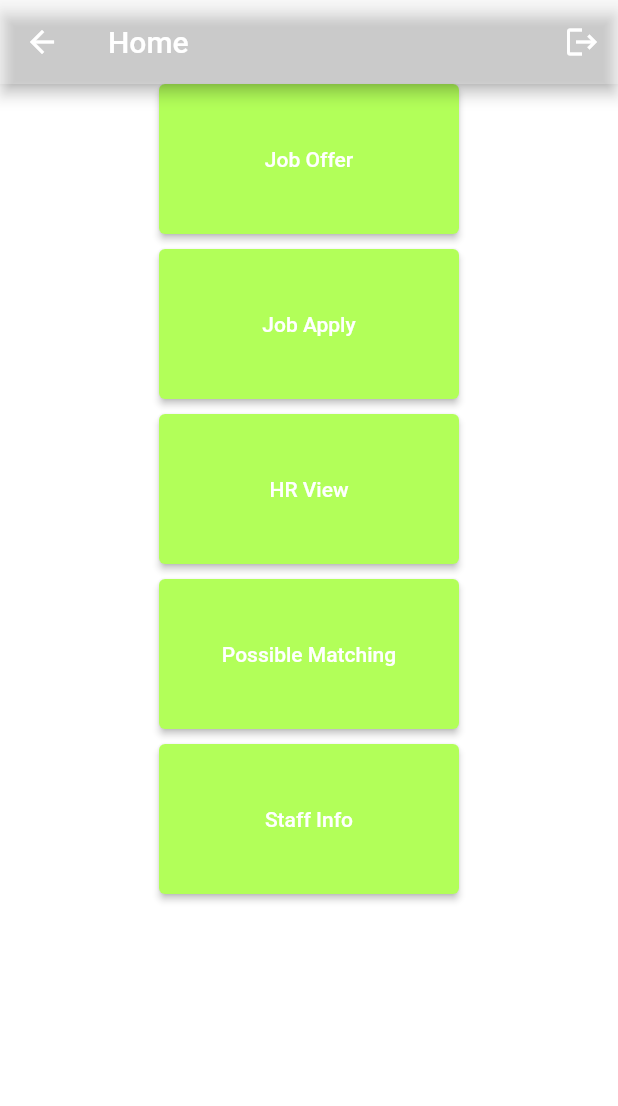
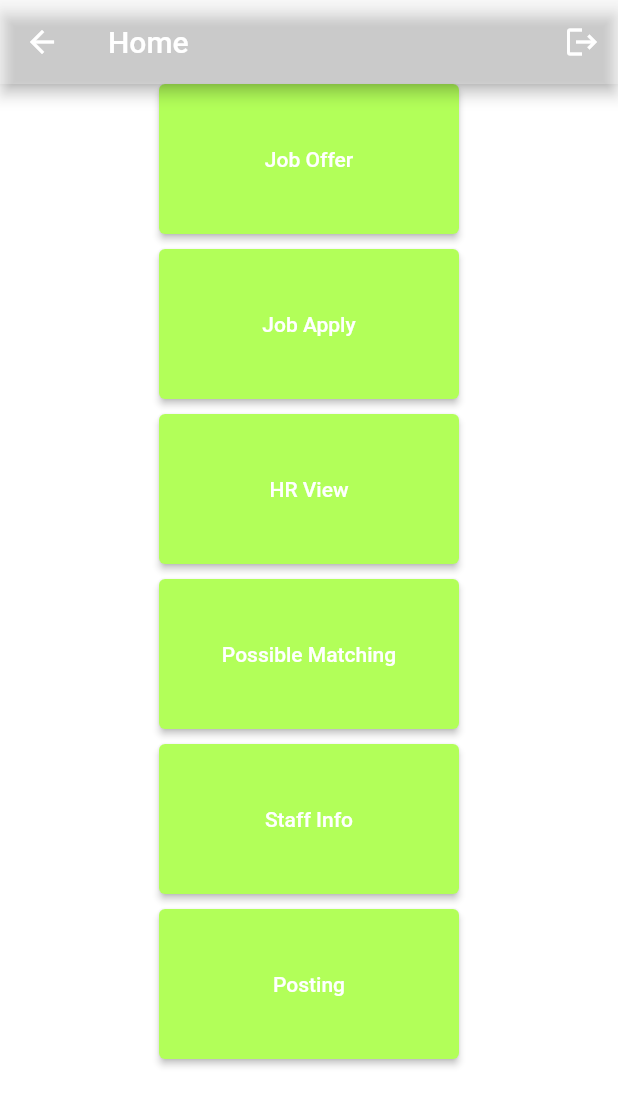
Before and after one commit to ParkSuah/HRRA, a Flutter app: the screen it shows once a user with an empty profile is signed in, on a phone screen of 412 x 824 dp. Shown: the top 1106 px of the screen. Run offline on Flutter 3.47's test engine with Material 2 defaults, Android fonts, the phone set to English and light mode, and no system bars; our stand-ins replace cloud_firestore, firebase_auth, firebase_core, firebase_storage, image_picker; accounts and stored records are empty.

Commit message:
Card needed

```diff
--- a/lib/home.dart
+++ b/lib/home.dart
@@ -107,6 +107,19 @@ class _HomePageState extends State<HomePage> {
                       },
                       child: Text('Staff Info'),
                     ),
+                    SizedBox(
+                      height: 10,
+                    ),
+                    ElevatedButton(
+                      style: TextButton.styleFrom(
+                        backgroundColor: Colors.lightGreenAccent,
+                        minimumSize: Size(200, 100),
+                      ),
+                      onPressed: () {
+                        Navigator.pushNamed(context, '/posting');
+                      },
+                      child: Text('Posting'),
+                    ),
                   ]),
             ],
           ),
--- a/lib/main.dart
+++ b/lib/main.dart
@@ -1,6 +1,7 @@
 
 
 import 'package:final_project/HR_view.dart';
+import 'package:final_project/posting.dart';
 import 'package:final_project/staff_collection.dart';
 import 'package:firebase_auth/firebase_auth.dart';
 import 'package:firebase_core/firebase_core.dart';
@@ -38,6 +39,7 @@ class MyApp extends StatelessWidget {
         '/application_apply': (context) => ApplyPage(),
         '/staff_collection': (context) => StaffCollectionPage(),
         '/HR_view': (context) => HRviewPage(),
+        '/posting': (context) => PostingPage(),
       },
       onGenerateRoute: _getRoute,
       // TODO: Add a theme (103)
--- a/lib/offer.dart
+++ b/lib/offer.dart
@@ -5,22 +5,6 @@ import 'package:firebase_storage/firebase_storage.dart';
 // import 'data.dart';
 import 'package:path/path.dart' as path;
 import 'dart:io';
-
-// FirebaseStorage storage = FirebaseStorage(
-//     storageBucket: storagePath
-// );
-
-// Future<dynamic> uploadImage(File imageFile) async {
-//   //Create a reference to the location you want to upload to in firebase
-//   StorageReference reference = storage.ref().child("images").child(path.basename(imageFile.path));
-//   //Upload the file to firebase
-//   return reference.putFile(imageFile).onComplete;
-// }
-//
-// Future<String> getImageURL(String filename) async {
-//
-//   return await storage.ref().child('images').child(filename).getDownloadURL();
-// }
 
 class Offer {
   Offer({
@@ -34,6 +18,7 @@ class Offer {
     @required this.cu_position_title,
     @required this.cu_position_level,
     @required this.cu_position_dutystation,
+    @required this.isSelected,
     this.created,
     this.modified,
   }) :
@@ -46,7 +31,8 @@ class Offer {
         assert(nationality != null),
         assert(cu_position_title != null),
         assert(cu_position_level != null),
-        assert(cu_position_dutystation != null)
+        assert(cu_position_dutystation != null),
+        assert(isSelected != null)
   //assert(created != null)
   //assert(modified != null)
       ;
@@ -61,6 +47,7 @@ class Offer {
   final String cu_position_title;
   final String cu_position_level;
   final String cu_position_dutystation;
+  final bool isSelected;
   final Timestamp created;
   final Timestamp modified;
   DocumentReference reference;
@@ -77,6 +64,7 @@ class Offer {
         assert(map['cu_position_title'] != null),
         assert(map['cu_position_level'] != null),
         assert(map['cu_position_dutystation'] != null),
+        assert(map['isSelected'] != null),
   //assert(map['created'] != null),
   //assert(map['modified'] != null),
         uuid = map['uuid'],
@@ -89,6 +77,7 @@ class Offer {
         cu_position_title = map['cu_position_title'],
         cu_position_level = map['cu_position_level'],
         cu_position_dutystation = map['cu_position_dutystation'],
+        isSelected = map['isSelected'],
         created = map['created']??null,
         modified = map['modified']??null
   ;
```
Also changed, not shown: lib/posting.dart (added, +42 -0 lines), pubspec.lock, 2 other files.
